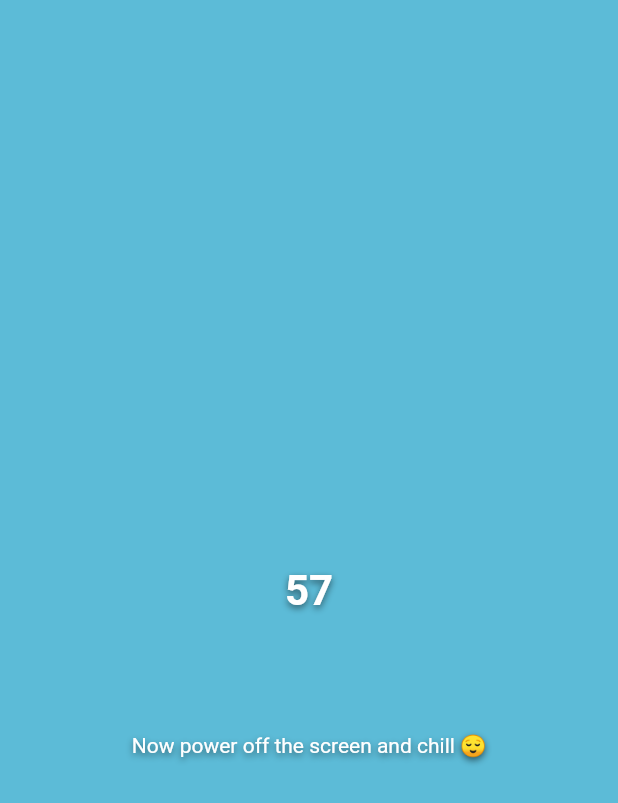
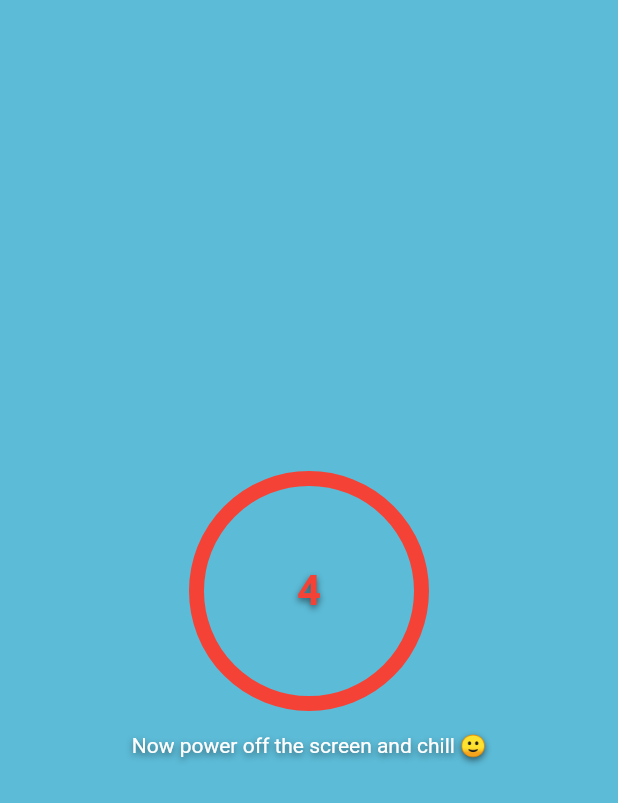
Before and after one commit to Steellow/zen, a Flutter app: the InProgressScreen screen opened directly, on a phone screen of 412 x 824 dp. Shown: the top 803 px of the screen. Run offline on Flutter 3.47's test engine with Material 2 defaults, Android fonts, the phone set to English and light mode, and no system bars; drawn by our look-alikes of circular_countdown_timer.

```diff
--- a/lib/screens/in_progress_screen.dart
+++ b/lib/screens/in_progress_screen.dart
@@ -2,10 +2,29 @@ import 'package:circular_countdown_timer/circular_countdown_timer.dart';
 import 'package:flutter/material.dart';
 import 'package:zen_app/util/styles.dart';
 
-class InProgressScreen extends StatelessWidget {
+class InProgressScreen extends StatefulWidget {
   const InProgressScreen({super.key});
 
+  @override
+  State<InProgressScreen> createState() => _InProgressScreenState();
+}
+
+class _InProgressScreenState extends State<InProgressScreen> {
   final double circleSize = 150;
+
+  int countdownBeforeMeditation = DateTime.now().millisecondsSinceEpoch + 4000;
+
+  bool onGoing = false;
+
+  CountDownController countdownController = CountDownController();
+  CountDownController meditationController = CountDownController();
+
+  void startMeditation() {
+    setState(() {
+      onGoing = true;
+      meditationController.start();
+    });
+  }
 
   @override
   Widget build(BuildContext context) {
@@ -16,11 +35,15 @@ class InProgressScreen extends StatelessWidget {
           child: Column(
             mainAxisAlignment: MainAxisAlignment.center,
             children: [
+              // Using the same CircularCountDownTimer to count down when meditation starts.
+              // No circle is shown here, but it asserts it's the same size & styling.
+              // Also keeps everything simple.
+              Stack(
+                children: [
                   CircularCountDownTimer(
+                    // Styling
                     width: circleSize,
                     height: circleSize,
-                initialDuration: -3,
-                duration: 50,
                     ringColor: Styles.buttonColor,
                     fillColor: Colors.white,
                     strokeWidth: 10,
@@ -28,11 +51,45 @@ class InProgressScreen extends StatelessWidget {
                       fontSize: 28,
                       fontWeight: FontWeight.bold,
                     ),
+                    strokeCap: StrokeCap.round,
+
+                    // Function
+                    controller: meditationController,
+                    duration: 50,
+                    autoStart: false,
+                    isTimerTextShown: onGoing,
+                  ),
+                  Visibility(
+                    visible: !onGoing,
+                    child: CircularCountDownTimer(
+                      // Styling
+                      width: circleSize,
+                      height: circleSize,
+                      ringColor: Styles.buttonColor,
+                      fillColor: Colors.red,
+                      strokeWidth: 10,
+                      textStyle: const TextStyle(
+                        fontSize: 28,
+                        fontWeight: FontWeight.bold,
+                        color: Colors.red,
+                      ),
+                      strokeCap: StrokeCap.round,
+                      isReverseAnimation: true,
+
+                      // Function
+                      autoStart: true,
+                      isReverse: true,
+                      duration: 4,
+                      controller: countdownController,
+                      onComplete: startMeditation,
+                    ),
+                  ),
+                ],
               ),
               Container(height: 20),
-              const Text(
-                "Now power off the screen and chill 😌",
-              )
+              Text(
+                'Now power off the screen and chill ${onGoing ? "😌" : "🙂"}',
+              ),
             ],
           ),
         ),
```
Lines whose indentation alone changed are shown as unchanged.
